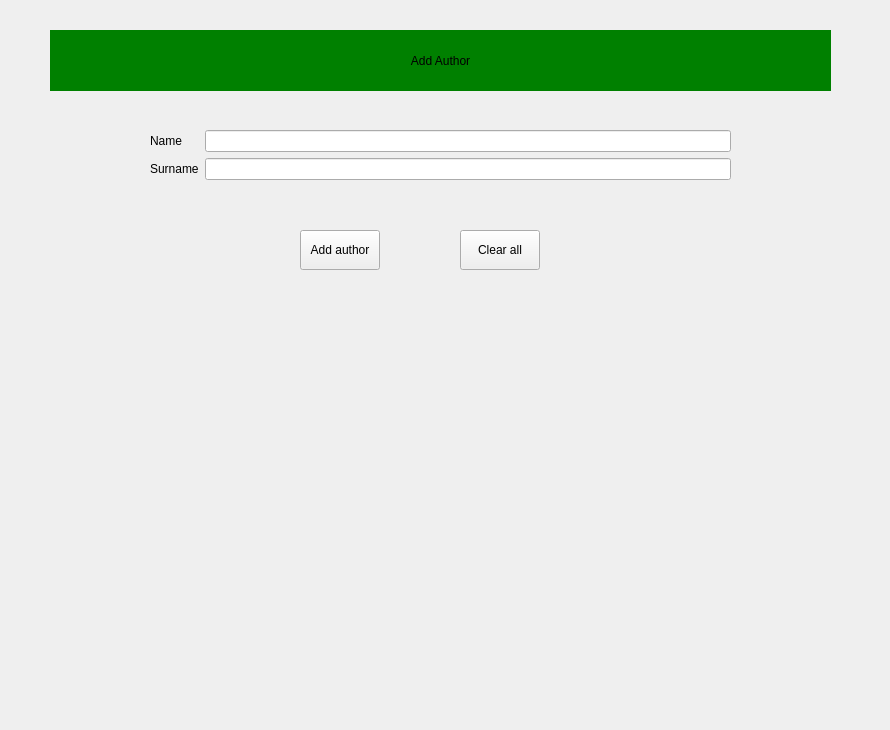
First picture: the form in assets/ui_XML/addAuthor_window.ui, repository nisaia/P-yQt-ersonal-management-system, before the edit.
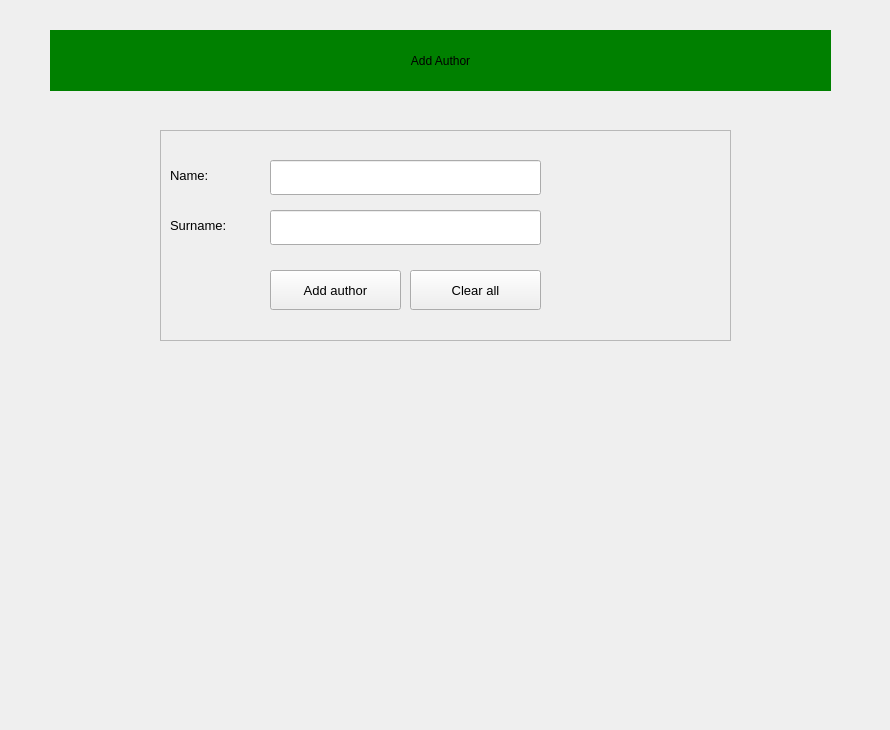
Second picture: the form after the edit.

What changed in the file:
```diff
--- a/assets/ui_XML/addAuthor_window.ui
+++ b/assets/ui_XML/addAuthor_window.ui
@@ -40,47 +40,96 @@
     </item>
    </layout>
   </widget>
-  <widget class="QWidget" name="formLayoutWidget">
+  <widget class="QFrame" name="frame">
    <property name="geometry">
     <rect>
-     <x>150</x>
+     <x>160</x>
      <y>130</y>
-     <width>581</width>
-     <height>71</height>
+     <width>571</width>
+     <height>211</height>
     </rect>
    </property>
-   <layout class="QFormLayout" name="formLayout">
-    <item row="0" column="0">
-     <widget class="QLabel" name="nameLabel">
+   <property name="font">
+    <font>
+     <pointsize>10</pointsize>
+    </font>
+   </property>
+   <property name="frameShape">
+    <enum>QFrame::StyledPanel</enum>
+   </property>
+   <property name="frameShadow">
+    <enum>QFrame::Raised</enum>
+   </property>
+   <widget class="QLabel" name="authorName_label">
+    <property name="geometry">
+     <rect>
+      <x>10</x>
+      <y>30</y>
+      <width>58</width>
+      <height>31</height>
+     </rect>
+    </property>
+    <property name="font">
+     <font>
+      <pointsize>10</pointsize>
+     </font>
+    </property>
       <property name="text">
-       <string>Name</string>
-      </property>
-     </widget>
-    </item>
-    <item row="0" column="1">
-     <widget class="QLineEdit" name="name_lineEdit"/>
-    </item>
-    <item row="1" column="0">
-     <widget class="QLabel" name="surnameLabel">
+     <string>Name:</string>
+    </property>
+   </widget>
+   <widget class="QLineEdit" name="authorName_lineEdit">
+    <property name="geometry">
+     <rect>
+      <x>110</x>
+      <y>30</y>
+      <width>271</width>
+      <height>35</height>
+     </rect>
+    </property>
+   </widget>
+   <widget class="QLabel" name="authorSurname_label">
+    <property name="geometry">
+     <rect>
+      <x>10</x>
+      <y>80</y>
+      <width>91</width>
+      <height>31</height>
+     </rect>
+    </property>
+    <property name="font">
+     <font>
+      <pointsize>10</pointsize>
+     </font>
+    </property>
       <property name="text">
-       <string>Surname</string>
-      </property>
-     </widget>
-    </item>
-    <item row="1" column="1">
-     <widget class="QLineEdit" name="surname_lineEdit"/>
-    </item>
-   </layout>
+     <string>Surname:</string>
+    </property>
+   </widget>
+   <widget class="QLineEdit" name="authorSurname_lineEdit">
+    <property name="geometry">
+     <rect>
+      <x>110</x>
+      <y>80</y>
+      <width>271</width>
+      <height>35</height>
+     </rect>
+    </property>
   </widget>
   <widget class="QPushButton" name="addAuthor_button">
    <property name="geometry">
     <rect>
-     <x>300</x>
-     <y>230</y>
-     <width>80</width>
+      <x>110</x>
+      <y>140</y>
+      <width>131</width>
      <height>40</height>
     </rect>
    </property>
+    <property name="font">
+     <font>
+      <pointsize>10</pointsize>
+     </font>
+    </property>
    <property name="text">
     <string>Add author</string>
    </property>
@@ -88,15 +137,21 @@
   <widget class="QPushButton" name="clearAll_button">
    <property name="geometry">
     <rect>
-     <x>460</x>
-     <y>230</y>
-     <width>80</width>
+      <x>250</x>
+      <y>140</y>
+      <width>131</width>
      <height>40</height>
     </rect>
    </property>
+    <property name="font">
+     <font>
+      <pointsize>10</pointsize>
+     </font>
+    </property>
    <property name="text">
     <string>Clear all</string>
    </property>
+   </widget>
   </widget>
  </widget>
  <resources/>
```
Lines whose indentation alone changed are shown as unchanged.
